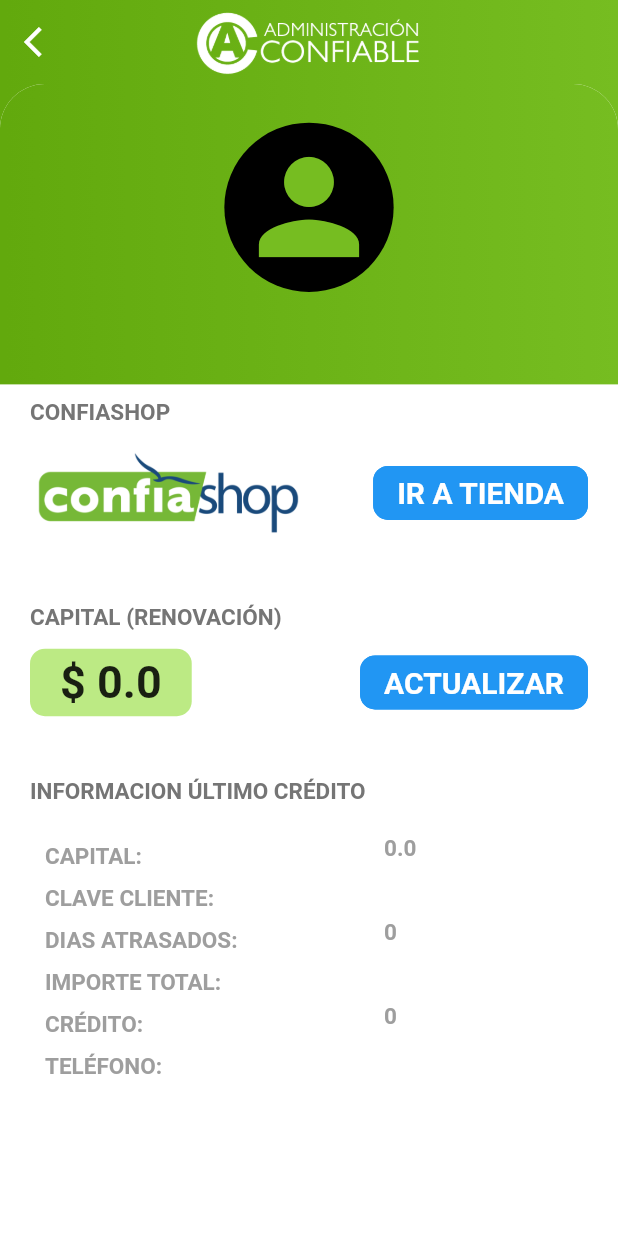
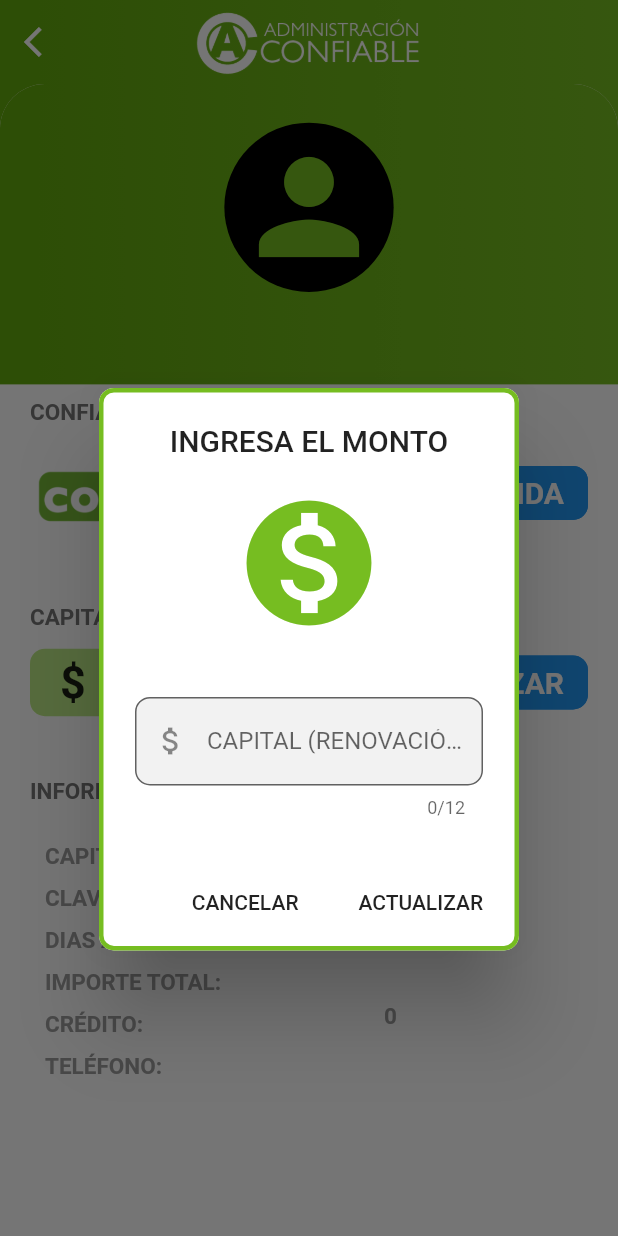
Before and after one commit to guillermoherrera/app_grupal, a Flutter app: the RenovacionesIntegrentePage screen opened directly with empty values, after a tap on "ACTUALIZAR", on a phone screen of 412 x 824 dp. Run offline on Flutter 3.47's test engine with Material 2 defaults, Android fonts, the phone set to English and light mode, and no system bars; our stand-ins replace date_format, firebase_auth, firebase_core, shared_preferences, sqflite, webview_flutter; missing offline and left inert: date_range_picker; accounts and stored records are empty.

Commit message:
save Renovación integrantes

```diff
--- a/lib/helpers/constants.dart
+++ b/lib/helpers/constants.dart
@@ -31,7 +31,7 @@ class Constants{
   static final TextStyle mensajeCentral = TextStyle(fontWeight: FontWeight.bold, fontSize: 15.0, color: Colors.grey[600]);
   static final TextStyle mensajeCentral2 = TextStyle(fontSize: 11.0, color: Colors.grey);
   static final TextStyle mensajeCentral3 = TextStyle(fontSize: 11.0);
-  static final TextStyle mensajeCentralNot = TextStyle(fontWeight: FontWeight.bold, fontSize: 15.0, color: Colors.grey);
+  static final TextStyle mensajeCentralNot = TextStyle(fontWeight: FontWeight.bold, fontSize: 15.0, color: Colors.grey[300], decoration: TextDecoration.lineThrough);
   static final TextStyle mensajeCentralNotMedium = TextStyle(fontWeight: FontWeight.bold, fontSize: 15.0, color: Colors.grey);
   static final TextStyle mensajeMonto = TextStyle(fontWeight: FontWeight.bold, fontSize: 30.0);
 
--- a/lib/pages/renovaciones/renovaciones_integrante.dart
+++ b/lib/pages/renovaciones/renovaciones_integrante.dart
@@ -1,4 +1,6 @@
 import 'package:app_grupal/widgets/custom_app_bar.dart';
+import 'package:app_grupal/widgets/custom_dialog.dart';
+import 'package:app_grupal/widgets/custom_text_field.dart';
 import 'package:flutter/material.dart';
 
 import 'package:app_grupal/components/body_content.dart';
@@ -10,16 +12,20 @@ import 'package:app_grupal/widgets/shake_transition.dart';
 class RenovacionesIntegrentePage extends StatefulWidget {
   const RenovacionesIntegrentePage({
     Key key,
-    this.params
+    this.params,
+    this.setMonto
   }) : super(key: key);
 
   final Map<String, dynamic> params;
+  final void Function(int, double) setMonto;
 
   @override
   _RenovacionesIntegrentePageState createState() => _RenovacionesIntegrentePageState();
 }
 
 class _RenovacionesIntegrentePageState extends State<RenovacionesIntegrentePage> {
+  final formKey = new GlobalKey<FormState>();
+  final importe = TextEditingController();
   final _customRoute = CustomRouteTransition();
 
   @override
@@ -141,13 +147,14 @@ class _RenovacionesIntegrentePageState extends State<RenovacionesIntegrentePage>
               borderRadius: BorderRadius.all(Radius.circular(10.0))
             ),
             padding: EdgeInsets.symmetric(horizontal: 20.0, vertical: 5.0),
-            child: Text('\$ ${widget.params['capital']}', style: Constants.mensajeMonto)),
+            child: Text('\$ ${widget.params['nuevoCapital']}', style: Constants.mensajeMonto)),
           ShakeTransition(
             child: CustomRaisedButton(
               label: 'Actualizar',
               borderColor: Colors.blue,
               primaryColor: Colors.blue,
               textColor: Colors.white,
+              action: ()=>_actualizarCapital(),
             ),
           )
         ],
@@ -230,4 +237,40 @@ class _RenovacionesIntegrentePageState extends State<RenovacionesIntegrentePage>
         return null;
     }
   }
+
+  _actualizarCapital() async{
+    CustomDialog customDialog = CustomDialog();
+    customDialog.showCustomDialog(
+      context,
+      title: 'Ingresa el monto',
+      icon: Icons.monetization_on,
+      textContent: '',
+      form: _form(),
+      cancel: 'Cancelar',
+      cntinue: 'Actualizar',
+      action: ()=>_actulizaMonto()
+    );
+  }
+
+  Widget _form(){
+    return Form(
+      key: formKey,
+      child: CustomTextField(
+        label: 'Capital (Renovación)',
+        controller: importe,
+        icon: Icons.attach_money,
+        maxLength: 12,
+        textType: TextInputType.number,
+        check500s: true,
+      )
+    );
+  }
+
+  _actulizaMonto(){
+    if(formKey.currentState.validate()){
+      Navigator.pop(context);
+      widget.setMonto(widget.params['index'], double.parse(importe.text));
+      setState(() {widget.params['nuevoCapital'] = importe.text;});
+    }
+  }
 }
--- a/lib/widgets/custom_dialog.dart
+++ b/lib/widgets/custom_dialog.dart
@@ -1,4 +1,5 @@
 import 'package:app_grupal/helpers/constants.dart';
+import 'package:app_grupal/widgets/shake_transition.dart';
 import 'package:flutter/material.dart';
 
 class CustomDialog{
@@ -7,14 +8,20 @@ class CustomDialog{
     String title = 'Titulo',
     IconData icon = Icons.help_outline,
     String textContent = 'Texto contenido.',
+    Widget form,
     String cancel = 'Cancelar',
     String cntinue = 'Continuar',
     @required VoidCallback action
   }){
     showDialog(
       context: context,
+      barrierDismissible: false,
       builder: (BuildContext context) {
-        return AlertDialog(
+        return ShakeTransition(
+          axis: Axis.vertical,
+          duration: Duration(milliseconds: 3000),
+          offset: 500,
+          child: AlertDialog(
             shape: RoundedRectangleBorder(
               borderRadius: BorderRadius.circular(10.0),
               side: BorderSide(
@@ -31,6 +38,7 @@ class CustomDialog{
                 Icon(icon, color: Constants.primaryColor, size: 100.0,),
                 SizedBox(height: 20.0),
                 Text(textContent.toUpperCase(), textAlign: TextAlign.justify),
+                form == null ? Container() : form
               ],
             ),
             actions: <Widget>[
@@ -41,11 +49,11 @@ class CustomDialog{
               FlatButton(
                 child: Text(cntinue.toUpperCase()),
                 onPressed: ()async{
-                Navigator.pop(context);
                   action();
                 }
               )
             ],
+          ),
         );
       }
     );
--- a/lib/widgets/custom_text_field.dart
+++ b/lib/widgets/custom_text_field.dart
@@ -9,7 +9,9 @@ class CustomTextField extends StatefulWidget {
     this.textType = TextInputType.emailAddress,
     this.checkEmpty = true,
     this.isPassword = false,
-    @required this.controller
+    this.check500s = false,
+    @required this.controller,
+    this.maxLength = 100
   }) : super(key: key);
 
   final String label;
@@ -17,8 +19,10 @@ class CustomTextField extends StatefulWidget {
   final IconData icon;
   final TextInputType textType;
   final bool checkEmpty;
+  final bool check500s;
   final bool isPassword;
   final TextEditingController controller;
+  final int maxLength;
 
   @override
   _CustomTextFieldState createState() => _CustomTextFieldState();
@@ -35,6 +39,7 @@ class _CustomTextFieldState extends State<CustomTextField> {
       autocorrect: false,
       keyboardType: widget.textType,
       obscureText: widget.isPassword ? !watchPassword : false,
+      maxLength: widget.maxLength,
       validator: (value){
         return _validations(value);
       },
@@ -43,13 +48,14 @@ class _CustomTextFieldState extends State<CustomTextField> {
 
   String _validations(String value){
     if(widget.checkEmpty && value.isEmpty) return widget.errorEmpty;
+    if(widget.check500s && (double.parse(value) <= 0 || double.parse(value)%500 > 0 )) return 'Ingresa 500, 1000, 1500, 2000... XXXX)';
     return null;
   }
 
   InputDecoration _decorationField(String label){
     return InputDecoration(
       prefixIcon: widget.icon != null ? Icon(widget.icon) : null,
-      labelText: label,
+      labelText: label.toUpperCase(),
       fillColor: Color(0xfff2f2f2),
       filled: true,
       border: new OutlineInputBorder(
```
Also changed, not shown: lib/components/page_route_builder.dart (+4 -4 lines), lib/pages/renovaciones/renovaciones_grupo.dart (+72 -34 lines), lib/providers/db_provider.dart (+16 -4 lines), lib/widgets/custom_snack_bar.dart (+24 -0 lines). Lines whose indentation alone changed are shown as unchanged.
